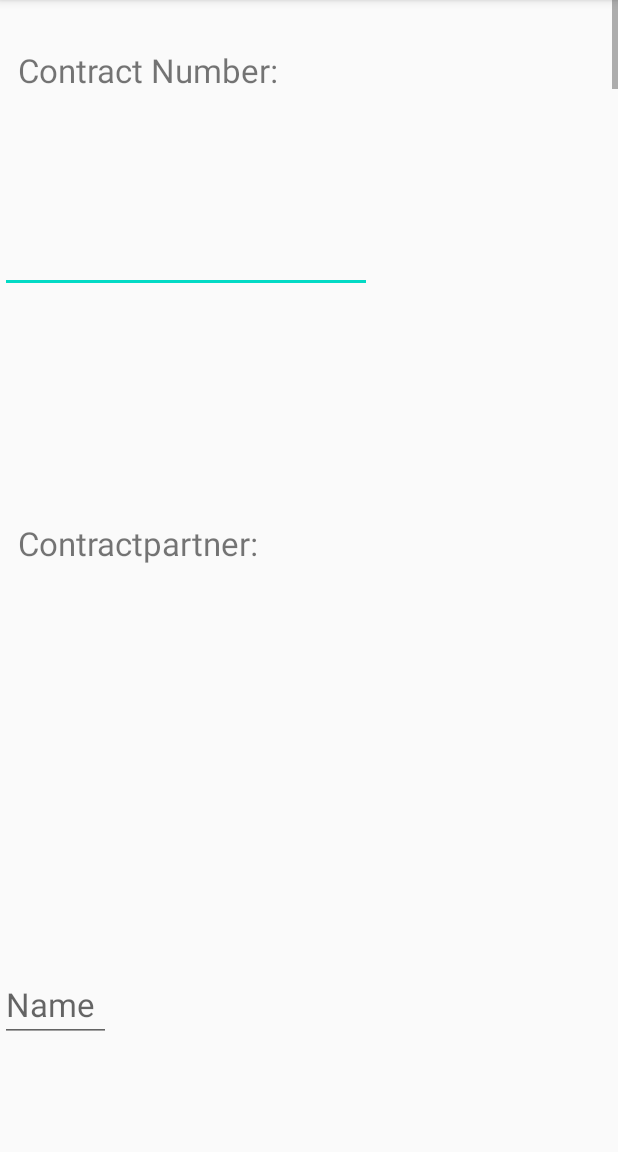
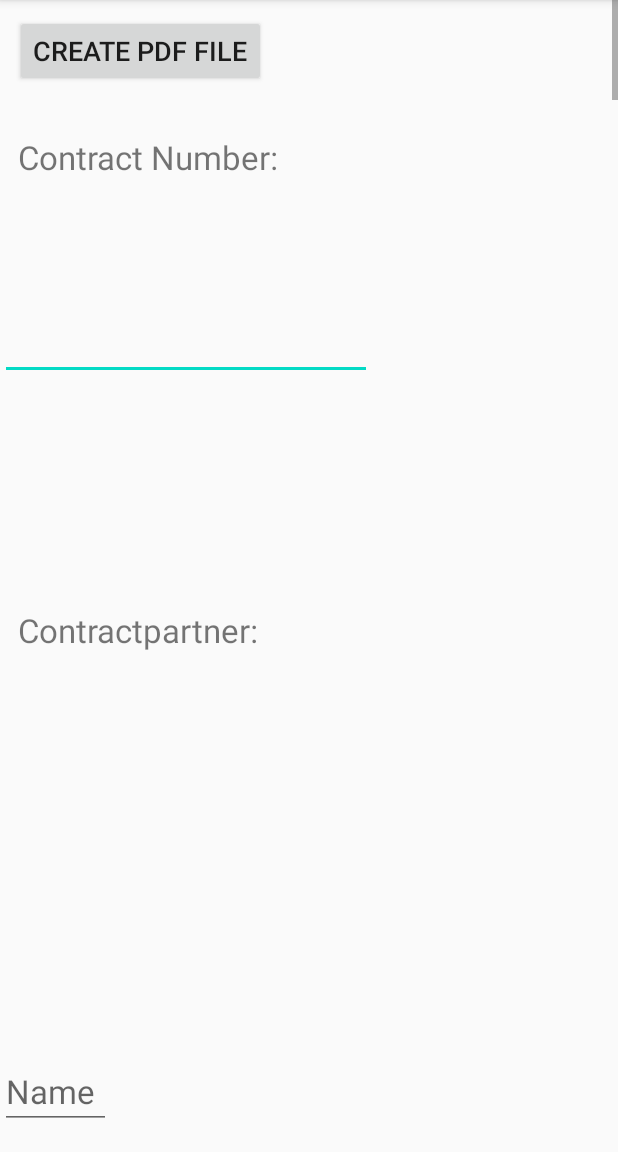
Before and after one commit to ChilledCosmonaut/SimpleExchangeProtocol, an Android app: the NewContract screen opened directly, with no data from a screen before it, on a phone screen of 412 x 824 dp, the part 84-1236 px from its top. Run offline under Robolectric (Android 15) with nearby library versions, the light colour scheme and no system bars.

Commit message:
Reinserted deprecated line of code. Code now works but needs to be refactored

```diff
--- a/app/src/main/java/com/example/simpleexchangeprotocol/NewContract.java
+++ b/app/src/main/java/com/example/simpleexchangeprotocol/NewContract.java
@@ -243,7 +243,7 @@ public class NewContract extends AppCompatActivity {
         // the system file picker when your app creates the document.
         intent.putExtra(DocumentsContract.EXTRA_INITIAL_URI, pickerInitialUri);
 
-        //startActivityForResult(intent, CREATE_FILE);
+        startActivityForResult(intent, CREATE_FILE);
 
     }
 
--- a/app/src/main/res/layout/activity_new_contract.xml
+++ b/app/src/main/res/layout/activity_new_contract.xml
@@ -16,6 +16,15 @@
             android:layout_width="match_parent"
             android:layout_height="wrap_content"
             android:orientation="vertical">
+
+            <Button
+                android:layout_width="wrap_content"
+                android:layout_height="wrap_content"
+                android:layout_marginStart="10dp"
+                android:layout_marginTop="10dp"
+                android:onClick="createMyPDF"
+                android:text="@string/pdfFinish"
+                android:textSize="18sp" />
 
             <TextView
                 android:id="@+id/ContractNumber"
@@ -173,14 +182,7 @@
                 android:text="@string/clearDrawboard"
                 android:textSize="22sp" />
 
-            <Button
-                android:layout_width="wrap_content"
-                android:layout_height="wrap_content"
-                android:layout_marginStart="608dp"
-                android:layout_marginTop="792dp"
-                android:onClick="createMyPDF"
-                android:text="@string/pdfFinish"
-                android:textSize="18sp" />
+
 
         </LinearLayout>
     </ScrollView>
```
